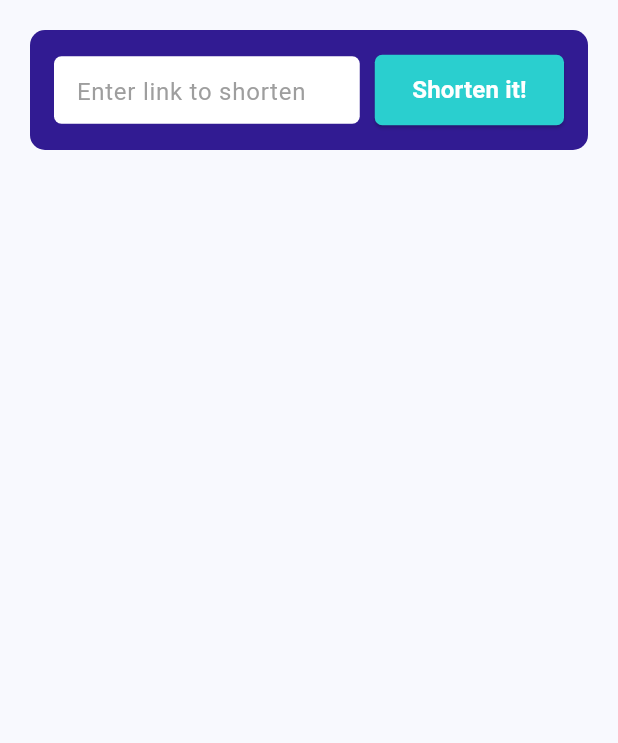
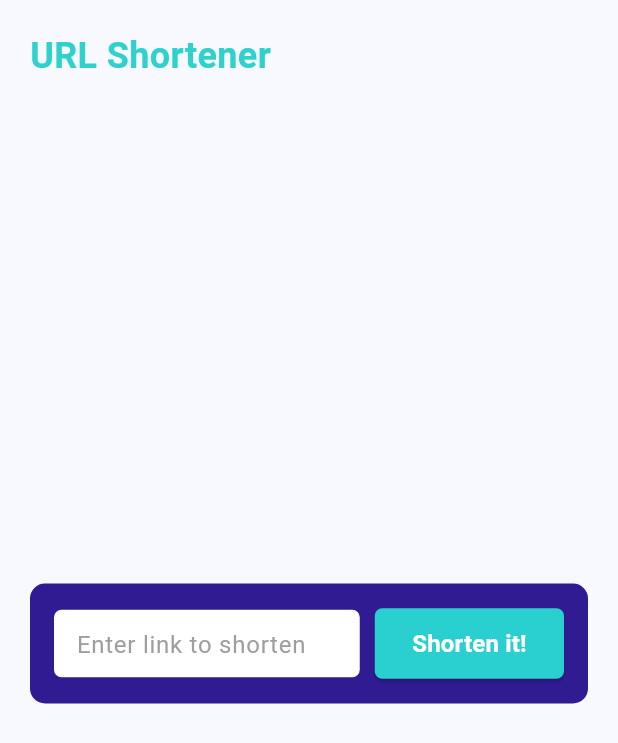
Before and after one commit to uwituzeb/url-shortener-app, a Flutter app: the HomeScreen screen opened by its route, on a phone screen of 412 x 824 dp. Shown: the top 743 px of the screen. Run offline on Flutter 3.47's test engine with Material 3 defaults, Android fonts, the phone set to English and light mode, and no system bars; Roboto replaces fonts that are missing (Outfit).

Commit message:
update homescreen UI

```diff
--- a/url_shortener/lib/home_screen.dart
+++ b/url_shortener/lib/home_screen.dart
@@ -57,12 +57,22 @@ class _HomeScreenState extends State<HomeScreen> {
     return Scaffold(
       backgroundColor: const Color(0xFFF8F9FE),
       body: SafeArea(
-        child: Center(
           child: Padding(
         padding: const EdgeInsets.all(20.0),
       child: Column(
+        crossAxisAlignment: CrossAxisAlignment.stretch,
         children: [
-          Container(
+          const Text(
+                'URL Shortener',
+                style: TextStyle(
+                  fontSize: 24,
+                  fontWeight: FontWeight.bold,
+                  color: Color(0xFF2FD1CD),
+                ),
+              ),
+          Expanded(
+            child: Center(
+              child: Container(
             padding: const EdgeInsets.all(16.0),
             decoration: BoxDecoration(
               color: Colors.deepPurple.shade900,
@@ -138,10 +148,14 @@ class _HomeScreenState extends State<HomeScreen> {
                     )
               ],
             ),
+          ),
+
+            ),
           )
+
         ],
-      ),)
-        )
+      ),),
+
         )
     );
   }
```
